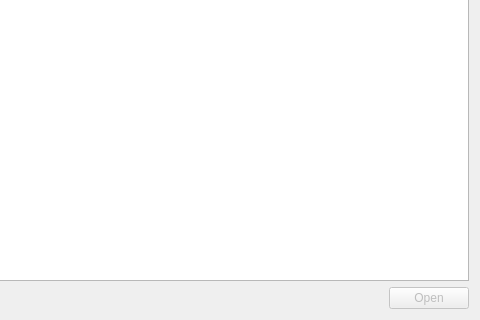
The window that ui/OpenCorpusDialog.ui (rug-compling/dact) describes before a commit, drawn with Qt 5; both pictures show x 146 to 626 and y 115 to 435 of the 626 by 435 pixel window.
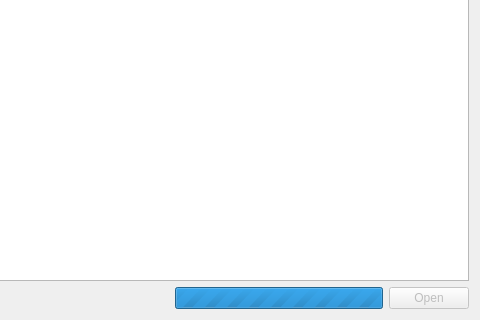
The same window after the commit.

Commit message: Return of the activity indicator.

The edit to the form file:
```diff
--- a/ui/OpenCorpusDialog.ui
+++ b/ui/OpenCorpusDialog.ui
@@ -45,6 +45,16 @@
        </property>
       </spacer>
      </item>
+     <item>
+      <widget class="QProgressBar" name="activityIndicator">
+       <property name="enabled">
+        <bool>true</bool>
+       </property>
+       <property name="maximum">
+        <number>0</number>
+       </property>
+      </widget>
+     </item>
      <item>
       <widget class="QPushButton" name="openButton">
        <property name="enabled">
```
The commit also changes 1 other file.
